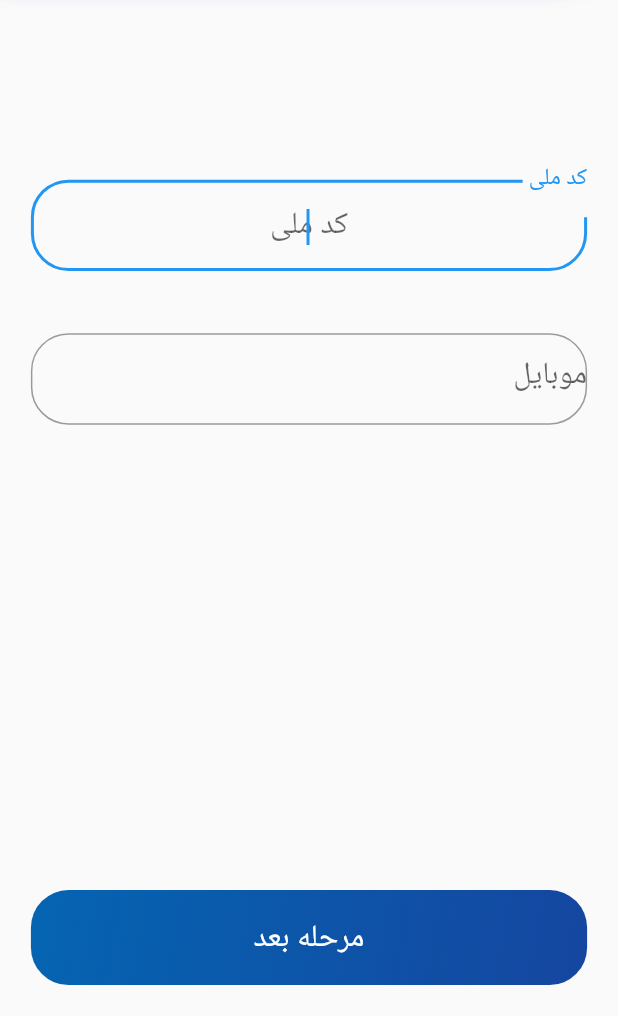
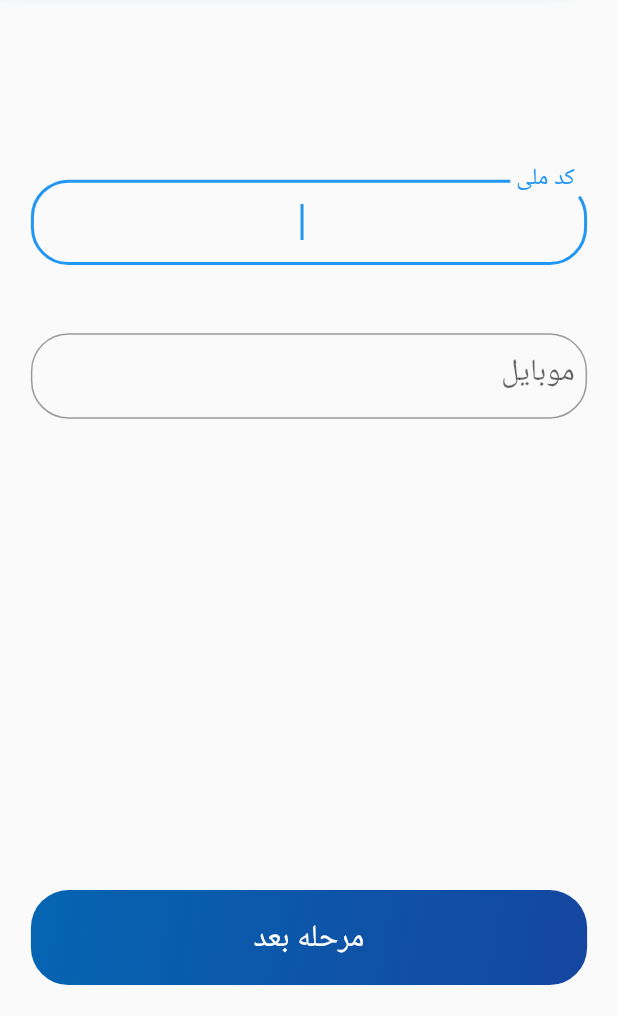
Before and after one commit to AliShakoori89/fanaar_sign, a Flutter app: the AuthenticationPage screen opened directly, on a phone screen of 412 x 824 dp, the part 220-1236 px from its top. Run offline on Flutter 3.47's test engine with Material 2 defaults, Android fonts, the phone set to English and light mode, and no system bars; our stand-ins replace device_preview, google_nav_bar, local_auth, shamsi_date; missing offline and left inert: local_auth_android, persian_number_utility.

Commit message:
edit code

```diff
--- a/lib/component/text_field.dart
+++ b/lib/component/text_field.dart
@@ -7,6 +7,7 @@
   final String hintText;
   final bool stringType;
   final TextEditingController controller;
+
 
   @override
   Widget build(BuildContext context) {
@@ -24,17 +25,21 @@
               ),
               autofocus: true,
               decoration: InputDecoration(
+                  // errorText: 'Please enter something',
                 contentPadding: EdgeInsets.only(
                     top: MediaQuery.of(context).size.height / 50,
-                bottom: MediaQuery.of(context).size.height / 50
+                    bottom: MediaQuery.of(context).size.height / 50,
+                  right: MediaQuery.of(context).size.width / 50,
                 ),
                 border: OutlineInputBorder(
                     borderRadius: BorderRadius.circular(25)
                 ),
+
                 labelText: labelText,
-                hintText: hintText
               ),
-          ),
+              autocorrect: false,
+
+            )
         )
     );
   }
--- a/lib/main.dart
+++ b/lib/main.dart
@@ -1,4 +1,5 @@
 import 'package:device_preview/device_preview.dart';
+import 'package:fanar_sign/page/authentication_page.dart';
 import 'package:fanar_sign/page/authorization_page.dart';
 import 'package:flutter/foundation.dart';
 import 'package:flutter/material.dart';
@@ -28,7 +29,7 @@
 
     return const MaterialApp(
       debugShowCheckedModeBanner: false,
-      home: AuthorizationPage(),
+      home: AuthenticationPage(),
     );
   }
 }
```
Lines whose indentation alone changed are shown as unchanged.
